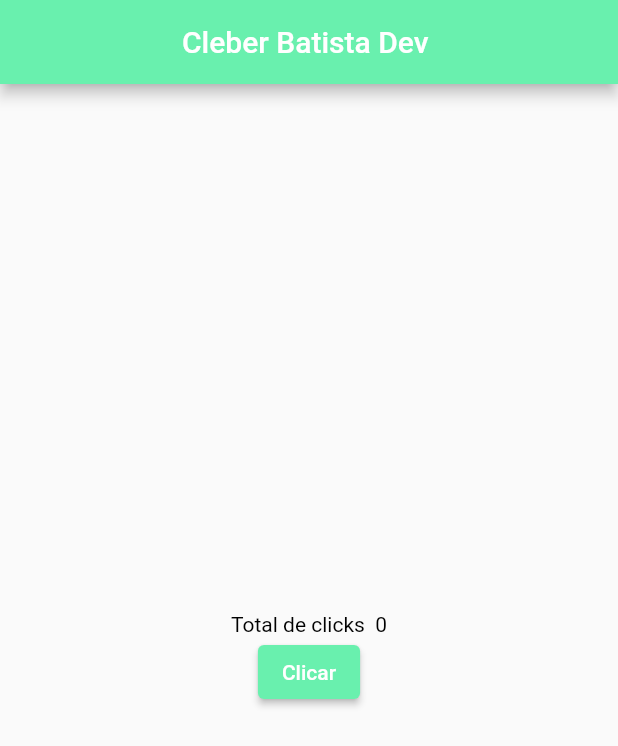
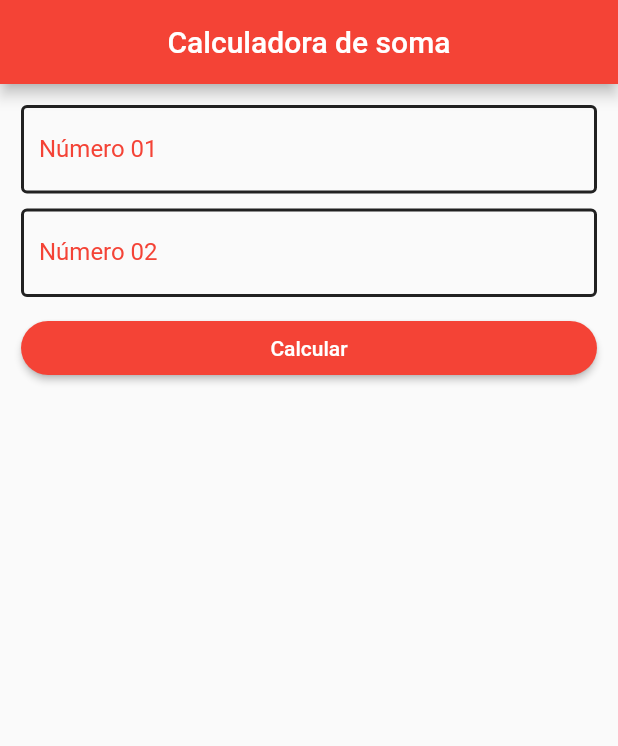
Before and after one commit to Cleber-0101/Calculadora_Flutter, a Flutter app: the screen it shows after launch, on a phone screen of 412 x 824 dp. Shown: the top 746 px of the screen. Run offline on Flutter 3.47's test engine with Material 2 defaults, Android fonts, the phone set to English and light mode, and no system bars.

Commit message:
Finalizando projeto calculadora de soma em flutter

```diff
--- a/app/lib/main.dart
+++ b/app/lib/main.dart
@@ -1,53 +1,112 @@
 import 'package:flutter/material.dart';
 
-void main() => runApp(MyApp());
+void main() => runApp(Calculator());
 
-class MyApp extends StatefulWidget {
-  @override
-  State<MyApp> createState() => _MyAppState();
-}
-
-class _MyAppState extends State<MyApp> {
-  int totalClicks = 0;
-
+class Calculator extends StatelessWidget {
   @override
   Widget build(BuildContext context) {
-    Text text1 = Text('exemplo 55');
-    Text text2 = Text('exemplo 55');
-    TextField entrada = TextField();
-
     return MaterialApp(
-      title: 'Meu app',
+      debugShowCheckedModeBanner: false,
       home: Scaffold(
         appBar: AppBar(
-          title: Text('Cleber Batista Dev '),
+          title: Text('Calculadora de soma'),
           centerTitle: true,
-          backgroundColor: Colors.greenAccent,
+          backgroundColor: Colors.red,
         ),
-        body: Center(
-            child: Column(
-          crossAxisAlignment: CrossAxisAlignment.center,
-          mainAxisAlignment: MainAxisAlignment.center,
-          children: [
-            Text(
-              "Total de clicks  ${totalClicks}",
-              style: TextStyle(color: Colors.black),
-            ),
-            ElevatedButton(
-              onPressed: () {
-                print('Clicou');
-                setState(() {
-                  totalClicks++;
-                });
-              },
-              child: Text('Clicar'),
-              style: ButtonStyle(
-                backgroundColor: MaterialStateProperty.all(Colors.greenAccent),
-              ),
-            )
-          ],
-        )),
+        body: Padding(
+          padding: const EdgeInsets.all(14.0),
+          child: CalculatorScreen(),
+        ),
       ),
     );
   }
 }
+
+class CalculatorScreen extends StatefulWidget {
+  @override
+  _CalculatorScreenState createState() => _CalculatorScreenState();
+}
+
+class _CalculatorScreenState extends State<CalculatorScreen> {
+  String result = ' ';
+  double number1 = 0;
+  double number2 = 0;
+
+  @override
+  Widget build(BuildContext context) {
+    TextField num1 = TextField(
+        keyboardType: TextInputType.number,
+        style: TextStyle(color: Colors.red),
+        decoration: InputDecoration(
+          labelText: 'Número 01 ',
+          labelStyle: TextStyle(color: Colors.red),
+          enabledBorder: OutlineInputBorder(
+            borderSide: BorderSide(color: Colors.black87, width: 2.0),
+          ),
+          focusedBorder: OutlineInputBorder(
+            borderSide: BorderSide(color: Colors.black87, width: 2.0),
+          ),
+        ),
+        onChanged: (value) {
+          number1 = double.parse(value);
+        });
+
+    TextField num2 = TextField(
+        keyboardType: TextInputType.number,
+        style: TextStyle(color: Colors.red),
+        decoration: InputDecoration(
+          labelText: 'Número 02 ',
+          labelStyle: TextStyle(color: Colors.red),
+          enabledBorder: OutlineInputBorder(
+            borderSide: BorderSide(color: Colors.black87, width: 2.0),
+          ),
+          focusedBorder: OutlineInputBorder(
+            borderSide: BorderSide(color: Colors.black87, width: 2.0),
+          ),
+        ),
+        onChanged: (value) {
+          number2 = double.parse(value);
+        });
+
+    ElevatedButton botao = ElevatedButton(
+      onPressed: () {
+        setState(() {
+          double calc = number1 + number2;
+          this.result = " O resultado da soma é ${calc.toStringAsFixed(0)}";
+        });
+      },
+      child: Text('Calcular'),
+      style: ElevatedButton.styleFrom(
+        primary: Colors.red,
+        shape: RoundedRectangleBorder(
+          borderRadius: BorderRadius.circular(20.0),
+        ),
+      ),
+    );
+
+    Text result = Text(
+      this.result,
+      style: TextStyle(
+        color: Colors.red,
+        fontSize: 20,
+      ),
+    );
+
+    Padding separator = Padding(padding: EdgeInsets.all(5.0));
+
+    return Column(
+      children: <Widget>[
+        num1,
+        separator,
+        num2,
+        separator,
+        SizedBox(
+          child: botao,
+          width: double.infinity,
+        ),
+        separator,
+        result
+      ],
+    );
+  }
+}
```
